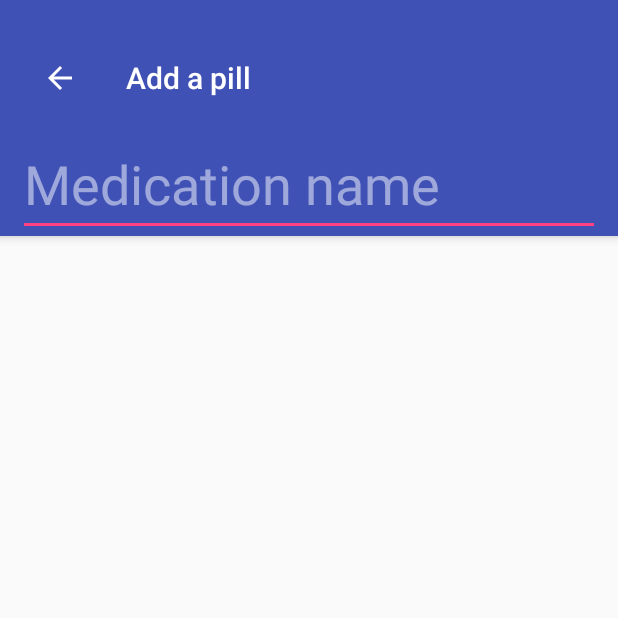
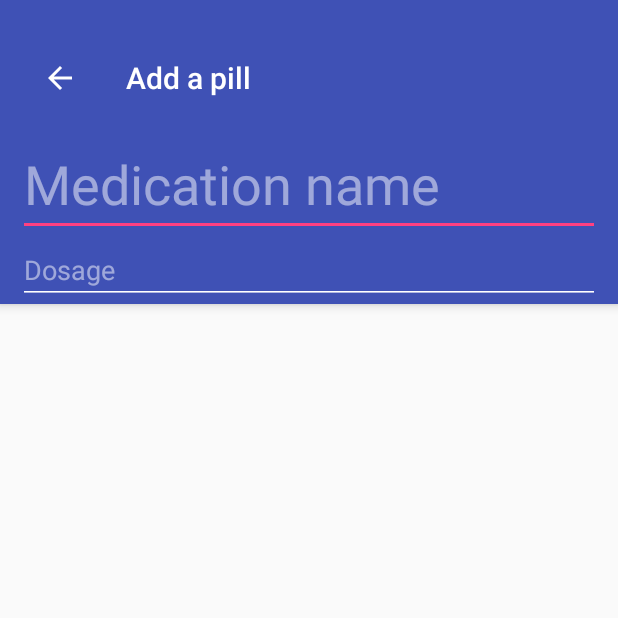
Before and after one commit to AlexZhukovich/MedicationReminder, an Android app: the PillDetailActivity screen opened directly, with no data from a screen before it, on a phone screen of 412 x 824 dp, the top half of it. Run offline under Robolectric (Android 15) with nearby library versions, the phone set to English and light mode, and no system bars.

Commit message:
Added the shouldCheckMedicationDosageHint test case

```diff
--- a/app/src/main/res/layout/activity_pill_detail.xml
+++ b/app/src/main/res/layout/activity_pill_detail.xml
@@ -35,6 +35,16 @@
                     android:textSize="36sp"
                     android:hint="@string/hint_medication_name"/>
 
+                <android.support.v7.widget.AppCompatEditText
+                    android:id="@+id/pillDosage"
+                    android:layout_width="match_parent"
+                    android:layout_height="wrap_content"
+                    android:layout_alignParentStart="true"
+                    android:layout_below="@+id/pillName"
+                    android:hint="@string/hint_medication_dosage"
+                    android:inputType="numberDecimal"
+                    android:textSize="18sp" />
+
                 <android.support.v7.widget.Toolbar
                     android:id="@+id/toolbar"
                     android:layout_width="match_parent"
--- a/app/src/main/res/values/strings.xml
+++ b/app/src/main/res/values/strings.xml
@@ -6,6 +6,7 @@
     <string name="action_edit_pill">Edit a pill</string>
 
     <string name="hint_medication_name">Medication name</string>
+    <string name="hint_medication_dosage">Dosage</string>
 
     <string name="message_load_data_error">Something went wrong</string>
 
```
Also changed, not shown: 1 other file.
